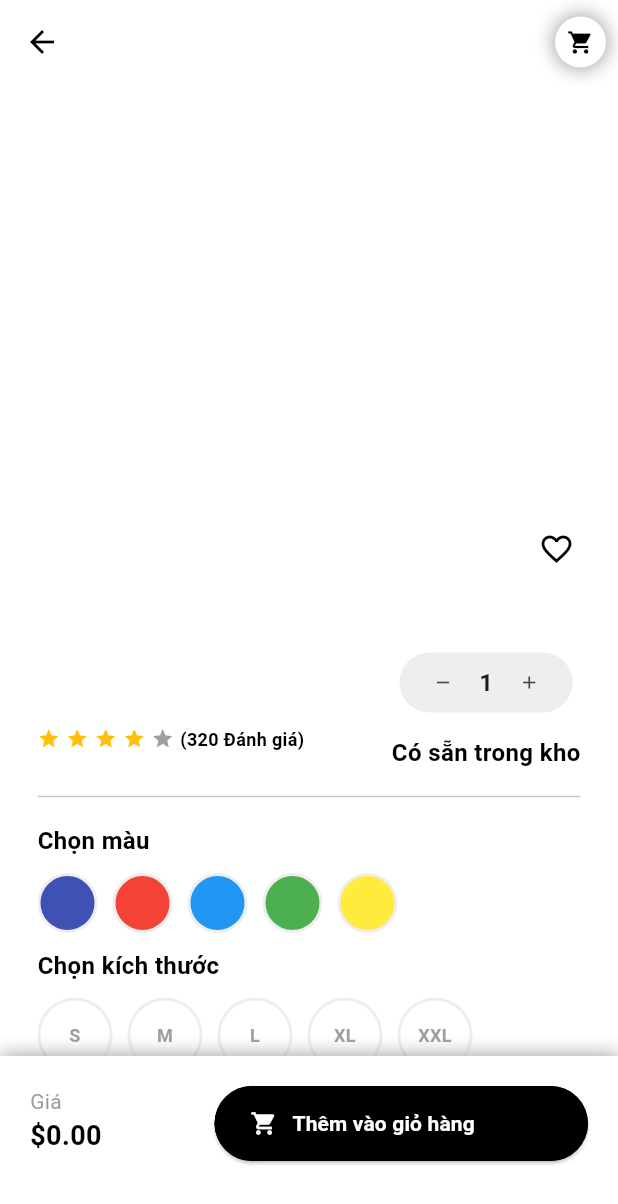
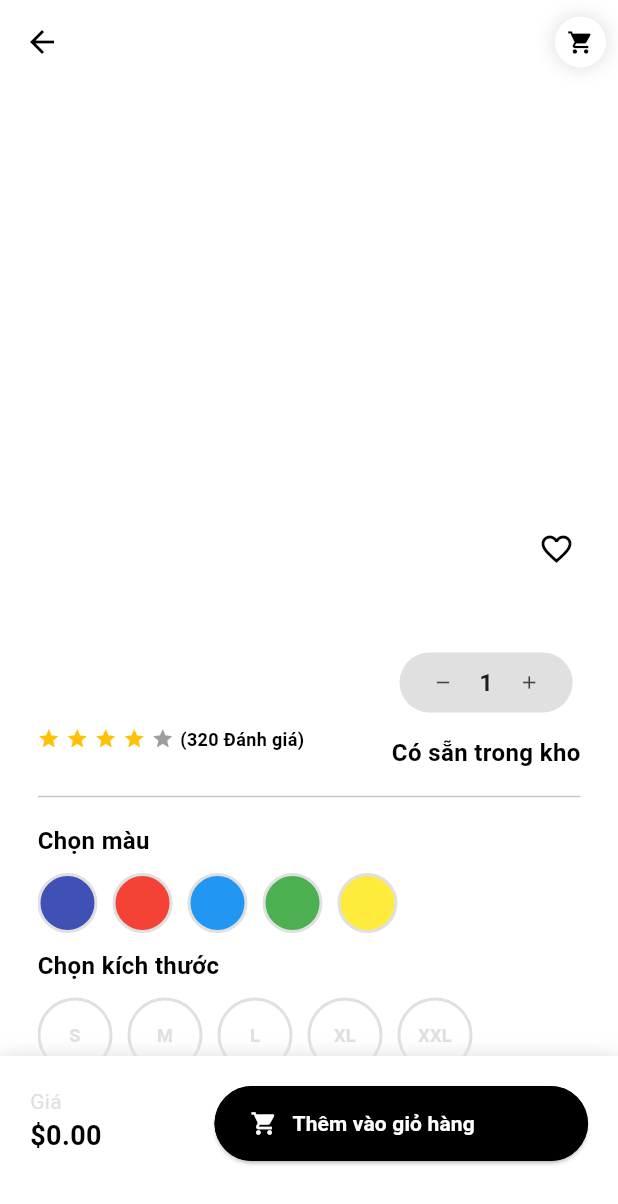
Before and after one commit to nqmgaming/ecommerce_app, a Flutter app: the ProductDetailPage screen opened directly with empty values, on a phone screen of 412 x 824 dp. Shown: the top 1204 px of the screen. Run offline on Flutter 3.47's test engine with Material 3 defaults, Android fonts, the phone set to English and light mode, and no system bars; drawn by our look-alikes of card_swiper, flutter_rating_bar; our stand-ins replace cached_network_image, dio, firebase_core, firebase_messaging, flutter_bloc, flutter_secure_storage and 5 more; accounts and stored records are empty; network calls fail.

Commit message:
feat: use color constant

```diff
--- a/lib/core/constants/colors_constant.dart
+++ b/lib/core/constants/colors_constant.dart
@@ -3,4 +3,9 @@ import 'package:flutter/material.dart';
 class ColorsConstant {
   static const Color redColor = Color(0xFFE3350D);
   static const Color whiteColor = Color(0xFFFFFFFF);
+  static const Color blackColor = Color(0xFF000000);
+  static const Color transparentColor = Color(0x00000000);
+  static const Color greyColor = Color(0xFFE0E0E0);
+  static const Color buttonColor = Color(0xFF2D201C);
+  static const Color amberColor = Color(0xFFFFC107);
 }
--- a/lib/feature/app/presentation/page/home/page/product_detail_page.dart
+++ b/lib/feature/app/presentation/page/home/page/product_detail_page.dart
@@ -1,5 +1,6 @@
 import 'package:cached_network_image/cached_network_image.dart';
 import 'package:card_swiper/card_swiper.dart';
+import 'package:ecommerce_app/core/constants/colors_constant.dart';
 import 'package:ecommerce_app/feature/app/domain/entities/cart_entity.dart';
 import 'package:ecommerce_app/feature/app/domain/entities/product_entity.dart';
 import 'package:ecommerce_app/feature/app/presentation/page/cart/bloc/cart_bloc.dart';
@@ -92,12 +93,12 @@ class _ProductDetailPageState extends State<ProductDetailPage> {
           icon: Container(
             padding: const EdgeInsets.all(8),
             decoration: const BoxDecoration(
-              color: Colors.white,
+              color: ColorsConstant.whiteColor,
               shape: BoxShape.circle,
             ),
             child: const Icon(
               Icons.arrow_back,
-              color: Colors.black,
+              color: ColorsConstant.blackColor,
             ),
           ),
           onPressed: () {
@@ -109,11 +110,11 @@ class _ProductDetailPageState extends State<ProductDetailPage> {
             icon: Container(
               padding: const EdgeInsets.all(8),
               decoration: const BoxDecoration(
-                color: Colors.white,
+                color: ColorsConstant.whiteColor,
                 shape: BoxShape.circle,
                 boxShadow: [
                   BoxShadow(
-                    color: Colors.grey,
+                    color: ColorsConstant.greyColor,
                     blurRadius: 10,
                     spreadRadius: 1,
                   ),
@@ -121,7 +122,7 @@ class _ProductDetailPageState extends State<ProductDetailPage> {
               ),
               child: const Icon(
                 Icons.shopping_cart,
-                color: Colors.black,
+                color: ColorsConstant.blackColor,
                 size: 18,
               ),
             ),
@@ -155,10 +156,10 @@ class _ProductDetailPageState extends State<ProductDetailPage> {
           return Stack(
             children: [
               Container(
-                color: Colors.white,
+                color: ColorsConstant.whiteColor,
               ),
               Container(
-                color: Colors.white,
+                color: ColorsConstant.whiteColor,
                 width: double.infinity,
                 height: 450,
                 child: Stack(
@@ -208,7 +209,7 @@ class _ProductDetailPageState extends State<ProductDetailPage> {
                                   decoration: BoxDecoration(
                                     border: _currentPage == index
                                         ? Border.all(
-                                            color: Colors.white,
+                                            color: ColorsConstant.whiteColor,
                                             width: 1,
                                           )
                                         : null,
@@ -218,7 +219,7 @@ class _ProductDetailPageState extends State<ProductDetailPage> {
                                     padding: const EdgeInsets.all(4),
                                     child: Container(
                                       decoration: const BoxDecoration(
-                                        color: Colors.white,
+                                        color: ColorsConstant.whiteColor,
                                         shape: BoxShape.circle,
                                       ),
                                     ),
@@ -233,13 +234,13 @@ class _ProductDetailPageState extends State<ProductDetailPage> {
                               padding: const EdgeInsets.all(5),
                               decoration: BoxDecoration(
                                 color:
-                                    _isFavorite ? Colors.black : Colors.white,
+                                    _isFavorite ? ColorsConstant.blackColor : ColorsConstant.whiteColor,
                                 shape: BoxShape.circle,
                               ),
                               child: Icon(
                                 Icons.favorite_border,
                                 color:
-                                    _isFavorite ? Colors.white : Colors.black,
+                                    _isFavorite ? ColorsConstant.whiteColor : ColorsConstant.blackColor,
                               ),
                             ),
                             onPressed: () {
@@ -262,7 +263,7 @@ class _ProductDetailPageState extends State<ProductDetailPage> {
                   height: MediaQuery.of(context).size.height - 400,
                   padding: const EdgeInsets.all(20),
                   decoration: const BoxDecoration(
-                    color: Colors.white,
+                    color: ColorsConstant.whiteColor,
                     borderRadius: BorderRadius.only(
                       topLeft: Radius.circular(30),
                       topRight: Radius.circular(30),
@@ -300,7 +301,7 @@ class _ProductDetailPageState extends State<ProductDetailPage> {
                                       style: const TextStyle(
                                         fontSize: 16,
                                         fontWeight: FontWeight.normal,
-                                        color: Colors.grey,
+                                        color: ColorsConstant.greyColor,
                                       ),
                                     ),
                                     Row(
@@ -321,7 +322,7 @@ class _ProductDetailPageState extends State<ProductDetailPage> {
                                           itemBuilder: (context, _) =>
                                               const Icon(
                                             Icons.star,
-                                            color: Colors.amber,
+                                            color: ColorsConstant.amberColor,
                                           ),
                                           onRatingUpdate: (rating) {},
                                         ),
@@ -330,7 +331,7 @@ class _ProductDetailPageState extends State<ProductDetailPage> {
                                           style: const TextStyle(
                                             fontSize: 12,
                                             fontWeight: FontWeight.bold,
-                                            color: Colors.black,
+                                            color: ColorsConstant.blackColor,
                                           ),
                                         ),
                                       ],
@@ -356,7 +357,7 @@ class _ProductDetailPageState extends State<ProductDetailPage> {
                                     style: const TextStyle(
                                       fontSize: 16,
                                       fontWeight: FontWeight.bold,
-                                      color: Colors.black,
+                                      color: ColorsConstant.blackColor,
                                     ),
                                   ),
                                 ],
@@ -375,7 +376,7 @@ class _ProductDetailPageState extends State<ProductDetailPage> {
                             style: const TextStyle(
                               fontSize: 16,
                               fontWeight: FontWeight.bold,
-                              color: Colors.black,
+                              color: ColorsConstant.blackColor,
                             ),
                           ),
                           const SizedBox(
@@ -399,8 +400,8 @@ class _ProductDetailPageState extends State<ProductDetailPage> {
                                     shape: BoxShape.circle,
                                     border: Border.all(
                                       color: _colorSelected == _colors[index]
-                                          ? Colors.black
-                                          : Colors.grey.shade200,
+                                          ? ColorsConstant.blackColor
+                                          : ColorsConstant.greyColor,
                                       width: 2,
                                     ),
                                   ),
@@ -416,7 +417,7 @@ class _ProductDetailPageState extends State<ProductDetailPage> {
                             style: const TextStyle(
                               fontSize: 16,
                               fontWeight: FontWeight.bold,
-                              color: Colors.black,
+                              color: ColorsConstant.blackColor,
                             ),
                           ),
                           const SizedBox(
@@ -438,13 +439,13 @@ class _ProductDetailPageState extends State<ProductDetailPage> {
                                   padding: const EdgeInsets.all(10),
                                   decoration: BoxDecoration(
                                     color: _sizeSelected == _sizes[index]
-                                        ? Colors.black
-                                        : Colors.white,
+                                        ? ColorsConstant.blackColor
+                                        : ColorsConstant.whiteColor,
                                     shape: BoxShape.circle,
                                     border: Border.all(
                                       color: _sizeSelected == _sizes[index]
-                                          ? Colors.black
-                                          : Colors.grey.shade200,
+                                          ? ColorsConstant.blackColor
+                                          : ColorsConstant.greyColor,
                                       width: 2,
                                     ),
                                   ),
@@ -453,8 +454,8 @@ class _ProductDetailPageState extends State<ProductDetailPage> {
                                       _sizes[index],
                                       style: TextStyle(
                                           color: _sizeSelected == _sizes[index]
-                                              ? Colors.white
-                                              : Colors.grey,
+                                              ? ColorsConstant.whiteColor
+                                              : ColorsConstant.greyColor,
                                           fontWeight: FontWeight.bold,
                                           fontSize: 12),
                                       textAlign: TextAlign.center,
@@ -472,7 +473,7 @@ class _ProductDetailPageState extends State<ProductDetailPage> {
                             style: const TextStyle(
                               fontSize: 16,
                               fontWeight: FontWeight.bold,
-                              color: Colors.black,
+                              color: ColorsConstant.blackColor,
                             ),
                           ),
                           const SizedBox(
@@ -483,7 +484,7 @@ class _ProductDetailPageState extends State<ProductDetailPage> {
                             style: const TextStyle(
                               fontSize: 14,
                               fontWeight: FontWeight.normal,
-                              color: Colors.grey,
+                              color: ColorsConstant.greyColor,
                             ),
                           ),
                           const SizedBox(
@@ -503,10 +504,10 @@ class _ProductDetailPageState extends State<ProductDetailPage> {
                   height: 120,
                   padding: const EdgeInsets.all(20),
                   decoration: const BoxDecoration(
-                    color: Colors.white,
+                    color: ColorsConstant.whiteColor,
                     boxShadow: [
                       BoxShadow(
-                        color: Colors.grey,
+                        color: ColorsConstant.greyColor,
                         blurRadius: 10,
                         spreadRadius: 1,
                       ),
@@ -525,7 +526,7 @@ class _ProductDetailPageState extends State<ProductDetailPage> {
                               style: const TextStyle(
                                 fontSize: 14,
                                 fontWeight: FontWeight.normal,
-                                color: Colors.grey,
+                                color: ColorsConstant.greyColor,
                               ),
                             ),
                             Text(
@@ -533,7 +534,7 @@ class _ProductDetailPageState extends State<ProductDetailPage> {
                               style: const TextStyle(
                                 fontSize: 18,
                                 fontWeight: FontWeight.bold,
-                                color: Colors.black,
+                                color: ColorsConstant.blackColor,
                               ),
                             ),
                           ],
@@ -545,7 +546,7 @@ class _ProductDetailPageState extends State<ProductDetailPage> {
                         child: Container(
                           height: 50,
                           decoration: BoxDecoration(
-                            color: Colors.black,
+                            color: ColorsConstant.blackColor,
                             borderRadius: BorderRadius.circular(40),
                           ),
                           child: ElevatedButton(
@@ -578,11 +579,11 @@ class _ProductDetailPageState extends State<ProductDetailPage> {
                               }
                             },
                             style: ElevatedButton.styleFrom(
-                              backgroundColor: Colors.black,
+                              backgroundColor: ColorsConstant.blackColor,
                               shape: RoundedRectangleBorder(
                                 borderRadius: BorderRadius.circular(40),
                               ),
-                              foregroundColor: Colors.white,
+                              foregroundColor: ColorsConstant.whiteColor,
                             ),
                             child: Row(children: [
                               const Icon(Icons.shopping_cart),
@@ -592,7 +593,7 @@ class _ProductDetailPageState extends State<ProductDetailPage> {
                                 style: const TextStyle(
                                   fontSize: 14,
                                   fontWeight: FontWeight.bold,
-                                  color: Colors.white,
+                                  color: ColorsConstant.whiteColor,
                                 ),
                               ),
                             ]),
--- a/lib/feature/app/presentation/widget/increase_decrease_button.dart
+++ b/lib/feature/app/presentation/widget/increase_decrease_button.dart
@@ -1,3 +1,4 @@
+import 'package:ecommerce_app/core/constants/colors_constant.dart';
 import 'package:flutter/material.dart';
 
 class IncreaseDecreaseButton extends StatefulWidget {
@@ -45,7 +46,7 @@ class _IncreaseDecreaseButtonState extends State<IncreaseDecreaseButton> {
       height: 40,
       padding: const EdgeInsets.all(5),
       decoration: BoxDecoration(
-        color: Colors.grey.shade200,
+        color: ColorsConstant.greyColor,
         borderRadius: BorderRadius.circular(40),
       ),
       child: Row(
--- a/lib/feature/auth/presentation/widget/social_button.dart
+++ b/lib/feature/auth/presentation/widget/social_button.dart
@@ -1,3 +1,4 @@
+import 'package:ecommerce_app/core/constants/colors_constant.dart';
 import 'package:flutter/material.dart';
 
 class SocialButton extends StatelessWidget {
@@ -19,7 +20,7 @@ class SocialButton extends StatelessWidget {
       child: TextButton(
         style: TextButton.styleFrom(
           padding: EdgeInsets.zero,
-          foregroundColor: Colors.black,
+          foregroundColor: ColorsConstant.blackColor,
         ),
         onPressed: () {
           onPressed();
```
Also changed, not shown: lib/feature/app/presentation/page/app_page.dart (+4 -3 lines), lib/feature/app/presentation/page/cart/page/cart_page.dart (+24 -22 lines), lib/feature/app/presentation/page/home/page/home_page.dart (+14 -13 lines), lib/feature/app/presentation/page/home/page/products_page.dart (+13 -11 lines), lib/feature/app/presentation/page/notification/page/notification_page.dart (+14 -13 lines), lib/feature/app/presentation/page/profile/page/profile_page.dart (+4 -3 lines), lib/feature/app/presentation/widget/custom_bottom_navigation_bar_item.dart (+4 -3 lines), lib/feature/auth/presentation/page/login_page.dart (+9 -8 lines), lib/feature/auth/presentation/page/onboarding_page.dart (+9 -7 lines), lib/feature/auth/presentation/widget/auth_button.dart (+4 -3 lines), lib/feature/auth/presentation/widget/auth_text_field.dart (+9 -8 lines), lib/feature/auth/presentation/widget/blur_button.dart (+9 -5 lines).
